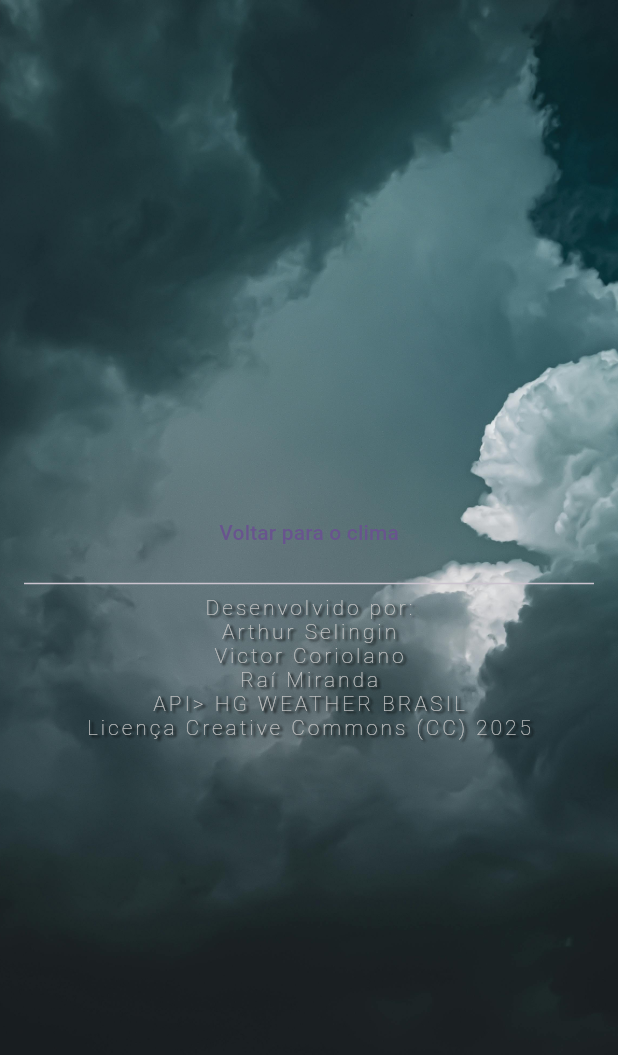
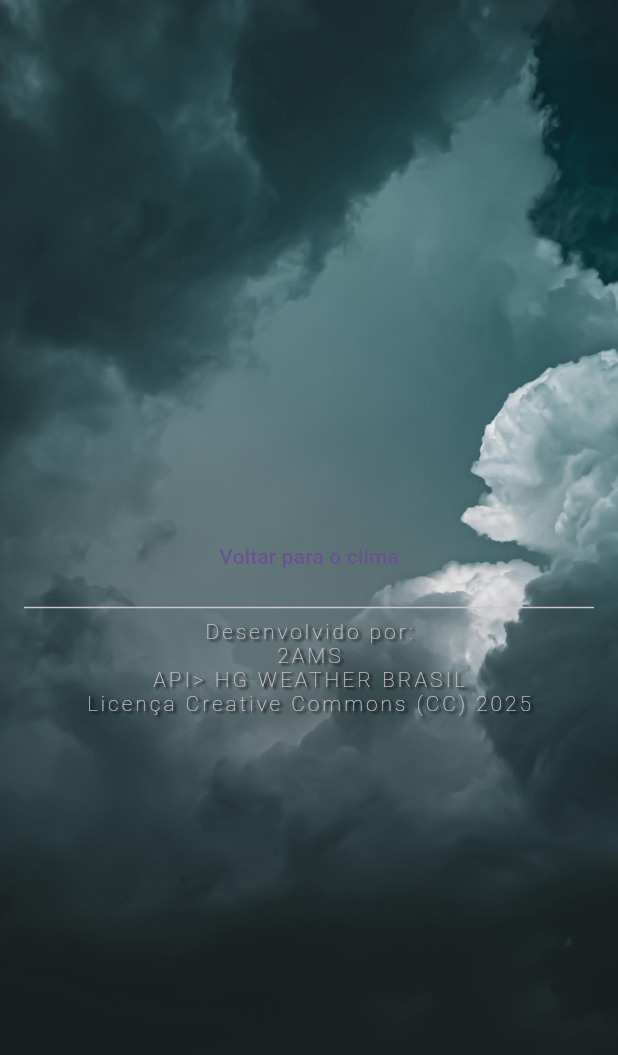
Before and after one commit to RaiFM/weather_station, a Flutter app: the SettingsPage widget shown alone on an empty page, opened directly, on a phone screen of 412 x 824 dp. Shown: the top 1055 px of the screen. Run offline on Flutter 3.47's test engine with Material 3 defaults, Android fonts, the phone set to English and light mode, and no system bars; our stand-ins replace cloud_firestore, firebase_core, geolocator, google_fonts; accounts and stored records are empty; Roboto replaces fonts that are missing (Roboto Flex).

Commit message:
tirando realidade para apresentação

```diff
--- a/lib/ui/pages/settings_page.dart
+++ b/lib/ui/pages/settings_page.dart
@@ -48,9 +48,7 @@ class _SettingsPageState extends State<SettingsPage> {
                 const SizedBox(height: 2),
                 const Divider(),
                 const Text("Desenvolvido por:"),
-                const Text("Arthur Selingin"),
-                const Text("Victor Coriolano"),
-                const Text("Raí Miranda"),
+                const Text("2AMS"),
                 const Text("API> HG WEATHER BRASIL"),
                 const Text("Licença Creative Commons (CC) 2025")
               ]
```
